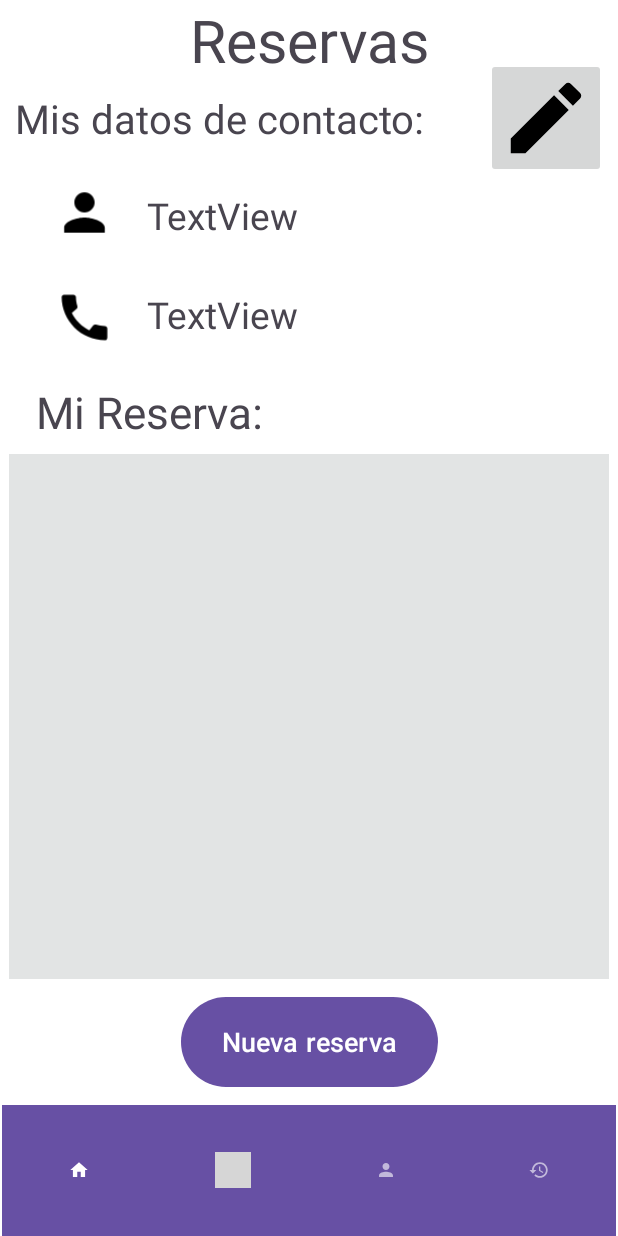
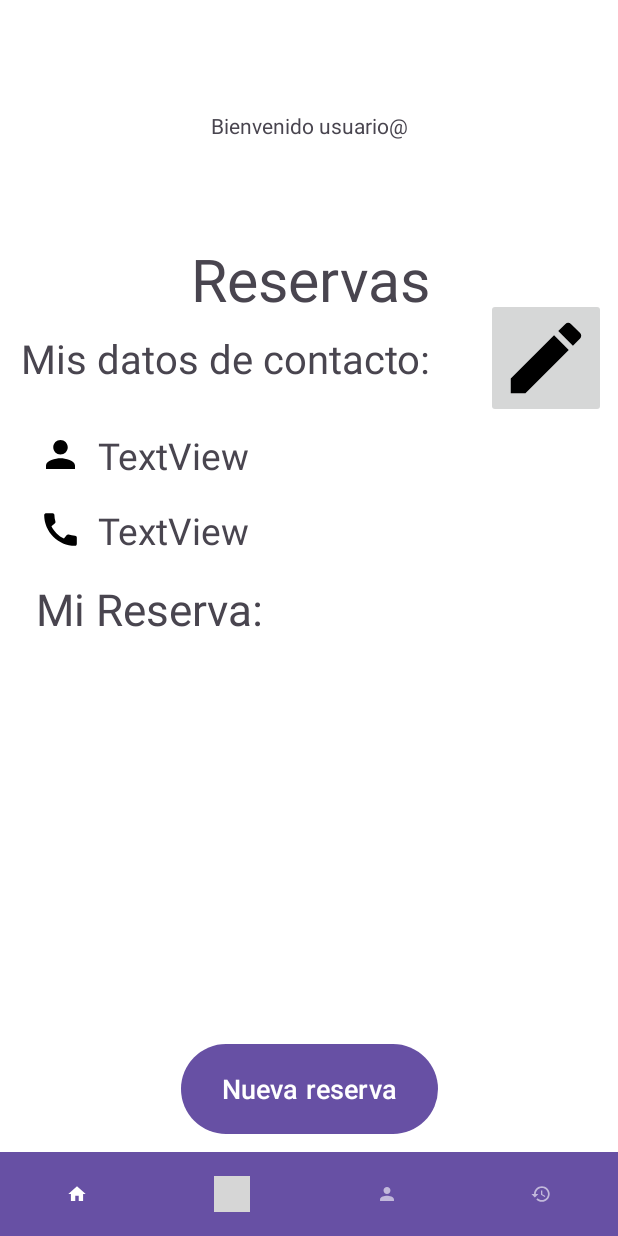
Before and after one commit to GastonBarea/final-am-acn4bv-Barea, an Android app: the screen it shows after launch (MainActivity), on a phone screen of 412 x 824 dp. Run offline under Robolectric (Android 15) with nearby library versions, the phone set to English and light mode, and no system bars; grey boxes are pictures that could not be loaded.

Commit message:
Alineando Palette 2.

```diff
--- a/app/src/main/res/layout/activity_main.xml
+++ b/app/src/main/res/layout/activity_main.xml
@@ -10,12 +10,14 @@
 
     <ScrollView
         android:id="@+id/scrollViewPrincipal"
-        android:layout_width="400dp"
-        android:layout_height="350dp"
+        android:layout_width="0dp"
+        android:layout_height="250dp"
         android:layout_marginBottom="8dp"
         android:autoSizeTextType="uniform"
-        android:background="#E2E4E4"
+        android:background="#FFFFFF"
         android:gravity="center"
+        android:hint="En este scrollView vemos las reservas"
+        android:contentDescription="En este scrollView vemos las reservas"
         app:layout_constraintBottom_toTopOf="@+id/boton_NuevaReserva"
         app:layout_constraintEnd_toEndOf="parent"
         app:layout_constraintStart_toStartOf="parent">
@@ -33,15 +35,16 @@
 
     <TextView
         android:id="@+id/bienvenidaUsuario"
-        android:layout_width="319dp"
-        android:layout_height="26dp"
-        android:layout_marginBottom="8dp"
+        android:layout_width="wrap_content"
+        android:layout_height="wrap_content"
+        android:layout_marginTop="8dp"
         android:autoSizeTextType="uniform"
         android:gravity="center"
         android:text="@string/texto_bienvenidaUsuario"
         app:layout_constraintBottom_toTopOf="@+id/Titulo_reservas"
         app:layout_constraintEnd_toEndOf="parent"
-        app:layout_constraintStart_toStartOf="parent" />
+        app:layout_constraintStart_toStartOf="parent"
+        app:layout_constraintTop_toTopOf="parent" />
 
     <TextView
         android:id="@+id/Titulo_reservas"
@@ -52,37 +55,40 @@
         android:gravity="center"
         android:text="@string/Reservas_principal"
         app:layout_constraintBottom_toTopOf="@+id/textViewMisdarosDeContacto"
-        app:layout_constraintEnd_toEndOf="parent"
-        app:layout_constraintStart_toStartOf="parent" />
+        app:layout_constraintEnd_toEndOf="@+id/bienvenidaUsuario"
+        app:layout_constraintStart_toStartOf="@+id/bienvenidaUsuario" />
 
     <TextView
         android:id="@+id/textViewMisdarosDeContacto"
         android:layout_width="296dp"
         android:layout_height="36dp"
+        android:layout_marginStart="8dp"
         android:layout_marginEnd="8dp"
         android:layout_marginBottom="30dp"
         android:autoSizeTextType="uniform"
         android:gravity="left"
         android:text="@string/Mis_daros_de_contacto"
         app:layout_constraintBottom_toTopOf="@+id/textView3"
-        app:layout_constraintEnd_toStartOf="@+id/imageButton"
+        app:layout_constraintEnd_toStartOf="@+id/imageButtonEdit"
         app:layout_constraintStart_toStartOf="parent" />
 
     <ImageButton
-        android:id="@+id/imageButton"
+        android:id="@+id/imageButtonEdit"
         android:layout_width="80dp"
         android:layout_height="80dp"
         android:layout_marginEnd="8dp"
         android:layout_marginBottom="8dp"
+        android:contentDescription="Este es el botón de edición"
+        android:hint="Este es el botón de edición"
         app:layout_constraintBottom_toTopOf="@+id/textView3"
         app:layout_constraintEnd_toEndOf="parent"
         app:srcCompat="@drawable/ic_edit" />
 
     <TextView
         android:id="@+id/textView3"
-        android:layout_width="308dp"
+        android:layout_width="0dp"
         android:layout_height="34dp"
-        android:layout_marginBottom="32dp"
+        android:layout_marginBottom="16dp"
         android:autoSizeTextType="uniform"
         android:gravity="left"
         android:text="TextView"
@@ -92,8 +98,8 @@
 
     <ImageView
         android:id="@+id/imageView"
-        android:layout_width="70dp"
-        android:layout_height="70dp"
+        android:layout_width="50dp"
+        android:layout_height="50dp"
         android:layout_marginStart="15dp"
         app:layout_constraintBottom_toTopOf="@+id/imageView2"
         app:layout_constraintEnd_toStartOf="@+id/textView3"
@@ -102,9 +108,9 @@
 
     <TextView
         android:id="@+id/textView4"
-        android:layout_width="308dp"
+        android:layout_width="0dp"
         android:layout_height="34dp"
-        android:layout_marginBottom="28dp"
+        android:layout_marginBottom="15dp"
         android:autoSizeTextType="uniform"
         android:gravity="left"
         android:text="TextView"
@@ -115,8 +121,8 @@
 
     <ImageView
         android:id="@+id/imageView2"
-        android:layout_width="70dp"
-        android:layout_height="70dp"
+        android:layout_width="50dp"
+        android:layout_height="50dp"
         android:layout_marginStart="15dp"
         android:layout_marginBottom="8dp"
         app:layout_constraintBottom_toTopOf="@+id/textViewMiReserva"
@@ -147,14 +153,14 @@
         android:text="@string/boton_NuevaReserva"
         android:textSize="18dp"
         app:layout_constraintBottom_toTopOf="@+id/bottomNavigationView"
-        app:layout_constraintEnd_toEndOf="parent"
-        app:layout_constraintStart_toStartOf="parent" />
+        app:layout_constraintEnd_toEndOf="@+id/scrollViewPrincipal"
+        app:layout_constraintStart_toStartOf="@+id/scrollViewPrincipal" />
 
     <com.google.android.material.bottomnavigation.BottomNavigationView
         android:id="@+id/bottomNavigationView"
         style="@style/Widget.MaterialComponents.BottomNavigationView.Colored"
-        android:layout_width="409dp"
-        android:layout_height="87dp"
+        android:layout_width="wrap_content"
+        android:layout_height="wrap_content"
         app:labelVisibilityMode="unlabeled"
         app:layout_constraintBottom_toBottomOf="parent"
         app:layout_constraintEnd_toEndOf="parent"
```
